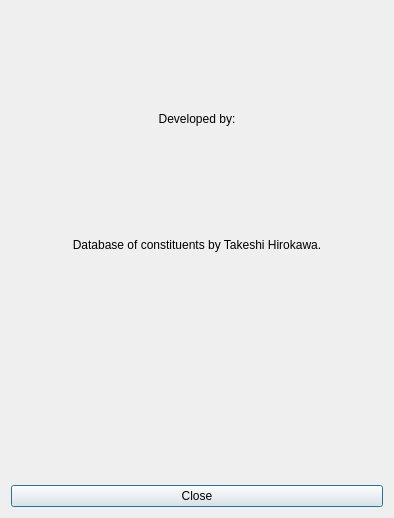
First picture: the form in src/ui/aboutdialog.ui, repository echmet/PeakMasterNG, before the edit.
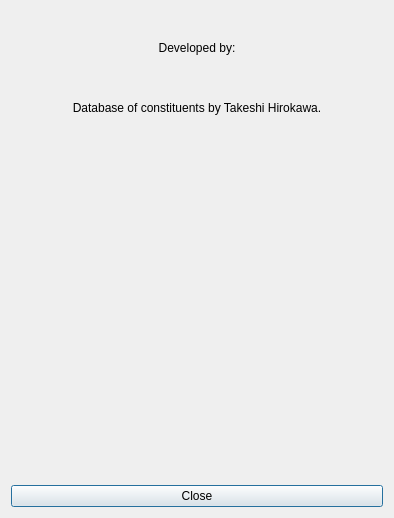
Second picture: the form after the edit.

Diff of the .ui file:
```diff
--- a/src/ui/aboutdialog.ui
+++ b/src/ui/aboutdialog.ui
@@ -135,6 +135,19 @@
      </property>
     </widget>
    </item>
+   <item>
+    <spacer name="verticalSpacer">
+     <property name="orientation">
+      <enum>Qt::Vertical</enum>
+     </property>
+     <property name="sizeHint" stdset="0">
+      <size>
+       <width>20</width>
+       <height>40</height>
+      </size>
+     </property>
+    </spacer>
+   </item>
    <item>
     <widget class="QLabel" name="ql_thankYouQt">
      <property name="text">
```
